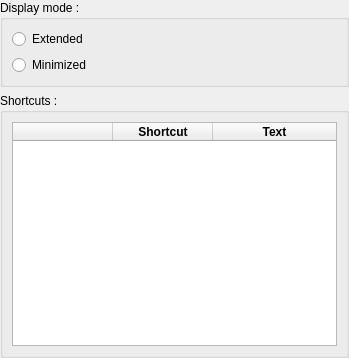
Before: the Qt Designer form ui/settingsmanager/qqpalmisettings.ui in dguihal/quteqoin, drawn with Qt 5.
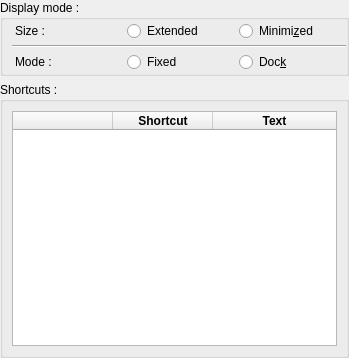
After: the same form once the commit is applied. Custom widgets are drawn as their Qt base class.

Diff of the .ui file:
```diff
--- a/ui/settingsmanager/qqpalmisettings.ui
+++ b/ui/settingsmanager/qqpalmisettings.ui
@@ -32,20 +32,103 @@
       <string>Display mode :</string>
      </property>
      <layout class="QVBoxLayout" name="verticalLayout">
+      <property name="spacing">
+       <number>3</number>
+      </property>
+      <property name="topMargin">
+       <number>0</number>
+      </property>
+      <property name="rightMargin">
+       <number>0</number>
+      </property>
+      <property name="bottomMargin">
+       <number>0</number>
+      </property>
       <item>
-       <widget class="QRadioButton" name="dmExtendedRB">
-        <property name="text">
-         <string>Extended</string>
-        </property>
+       <widget class="QWidget" name="widget" native="true">
+        <layout class="QHBoxLayout" name="horizontalLayout_3">
+         <property name="leftMargin">
+          <number>3</number>
+         </property>
+         <property name="topMargin">
+          <number>1</number>
+         </property>
+         <property name="rightMargin">
+          <number>1</number>
+         </property>
+         <property name="bottomMargin">
+          <number>1</number>
+         </property>
+         <item>
+          <widget class="QLabel" name="label">
+           <property name="text">
+            <string>Size :</string>
+           </property>
+          </widget>
+         </item>
+         <item>
+          <widget class="QRadioButton" name="dmExtendedRB">
+           <property name="text">
+            <string>Extended</string>
+           </property>
+          </widget>
+         </item>
+         <item>
+          <widget class="QRadioButton" name="dmMinimizedRB">
+           <property name="text">
+            <string>Minimi&amp;zed</string>
+           </property>
+          </widget>
+         </item>
+        </layout>
        </widget>
       </item>
       <item>
-       <widget class="QRadioButton" name="dmMinimizedRB">
-        <property name="text">
-         <string>Minimized</string>
+       <widget class="Line" name="line">
+        <property name="orientation">
+         <enum>Qt::Horizontal</enum>
         </property>
        </widget>
       </item>
+      <item>
+       <widget class="QWidget" name="widget_2" native="true">
+        <layout class="QHBoxLayout" name="horizontalLayout">
+         <property name="leftMargin">
+          <number>3</number>
+         </property>
+         <property name="topMargin">
+          <number>1</number>
+         </property>
+         <property name="rightMargin">
+          <number>1</number>
+         </property>
+         <property name="bottomMargin">
+          <number>1</number>
+         </property>
+         <item>
+          <widget class="QLabel" name="label_2">
+           <property name="text">
+            <string>Mode :</string>
+           </property>
+          </widget>
+         </item>
+         <item>
+          <widget class="QRadioButton" name="dmFixedRB">
+           <property name="text">
+            <string>Fixed</string>
+           </property>
+          </widget>
+         </item>
+         <item>
+          <widget class="QRadioButton" name="dmDockRB">
+           <property name="text">
+            <string>Doc&amp;k</string>
+           </property>
+          </widget>
+         </item>
+        </layout>
+       </widget>
+      </item>
      </layout>
     </widget>
    </item>
```
